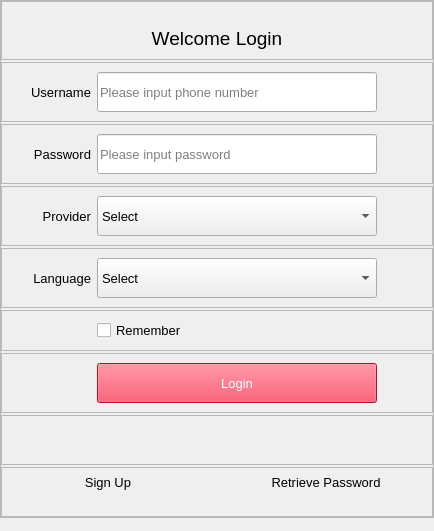
Qt form src/UI/window/login/src/LoginWidget.ui (okstar-org/ok-msg-desktop) before a commit.
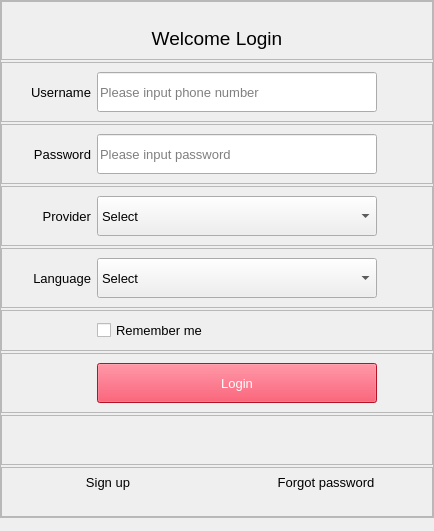
The same form after that commit.

```diff
--- a/src/UI/window/login/src/LoginWidget.ui
+++ b/src/UI/window/login/src/LoginWidget.ui
@@ -498,7 +498,7 @@
             </size>
            </property>
            <property name="text">
-            <string>Remember</string>
+            <string>Remember me</string>
            </property>
            <property name="checkable">
             <bool>true</bool>
@@ -705,7 +705,7 @@
          <item>
           <widget class="QLabel" name="signUp">
            <property name="text">
-            <string>Sign Up</string>
+            <string>Sign up</string>
            </property>
            <property name="alignment">
             <set>Qt::AlignCenter</set>
@@ -721,7 +721,7 @@
             </size>
            </property>
            <property name="text">
-            <string>Retrieve Password</string>
+            <string>Forgot password</string>
            </property>
            <property name="alignment">
             <set>Qt::AlignCenter</set>
```
